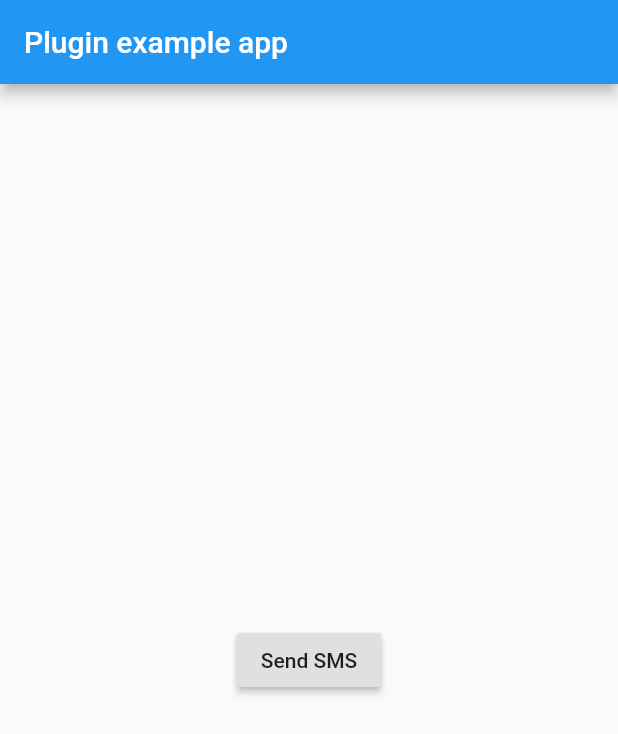
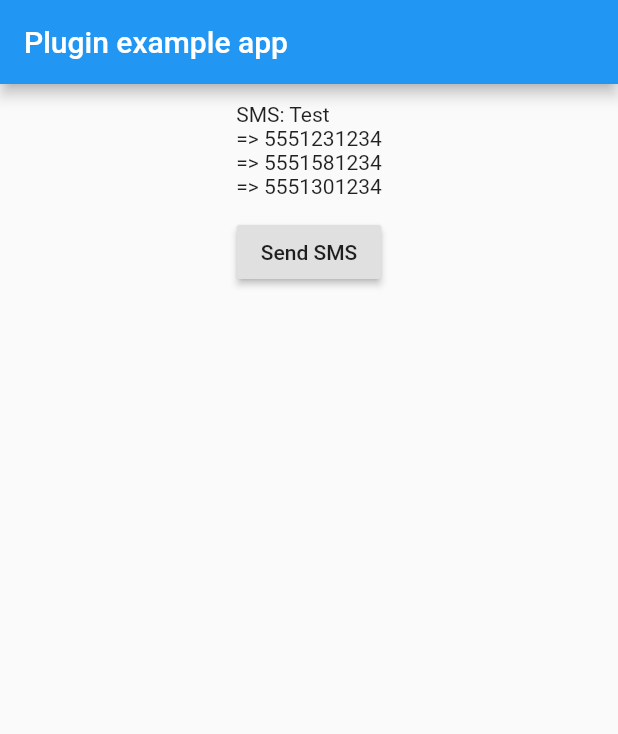
Before and after one commit to fluttercommunity/flutter_sms, a Flutter app: the screen it shows after launch, after a tap on "Send SMS", on a phone screen of 412 x 824 dp. Shown: the top 734 px of the screen. Run offline on Flutter 3.47's test engine with Material 2 defaults, Android fonts, the light colour scheme and no system bars.

Commit message:
example init

```diff
--- a/example/lib/main.dart
+++ b/example/lib/main.dart
@@ -23,8 +23,12 @@ class _MyAppState extends State<MyApp> {
   }
 
   void _sendSMS(String message, List<String> recipents) {
-    print("SMS: $message => ${recipents.toString()}");
+    String _log = "SMS: $message";
+    for (var person in recipents) _log += "\n=> $person";
+    setState(() => _message = "$_log");
   }
+
+  String _message = "";
 
   @override
   Widget build(BuildContext context) {
@@ -33,12 +37,36 @@ class _MyAppState extends State<MyApp> {
         appBar: new AppBar(
           title: const Text('Plugin example app'),
         ),
-        body: new Center(
-          child: RaisedButton(
-            child: Text('Send SMS'),
-            onPressed: () {
-              _sendSMS("Test", ["5551231234", "5551581234", "5551301234"]);
-            },
+        body: SingleChildScrollView(
+          child: Column(
+            children: <Widget>[
+              Row(
+                mainAxisAlignment: MainAxisAlignment.center,
+                crossAxisAlignment: CrossAxisAlignment.center,
+                children: <Widget>[
+                  Padding(
+                    padding: const EdgeInsets.all(12.0),
+                    child: Text(
+                      _message ?? "No Message",
+                      maxLines: null,
+                    ),
+                  ),
+                ],
+              ),
+              Row(
+                mainAxisAlignment: MainAxisAlignment.center,
+                crossAxisAlignment: CrossAxisAlignment.center,
+                children: <Widget>[
+                  RaisedButton(
+                    child: Text('Send SMS'),
+                    onPressed: () {
+                      _sendSMS(
+                          "Test", ["5551231234", "5551581234", "5551301234"]);
+                    },
+                  ),
+                ],
+              ),
+            ],
           ),
         ),
       ),
```
Also changed, not shown: lib/main.dart (deleted, +0 -109 lines), 3 other files.
